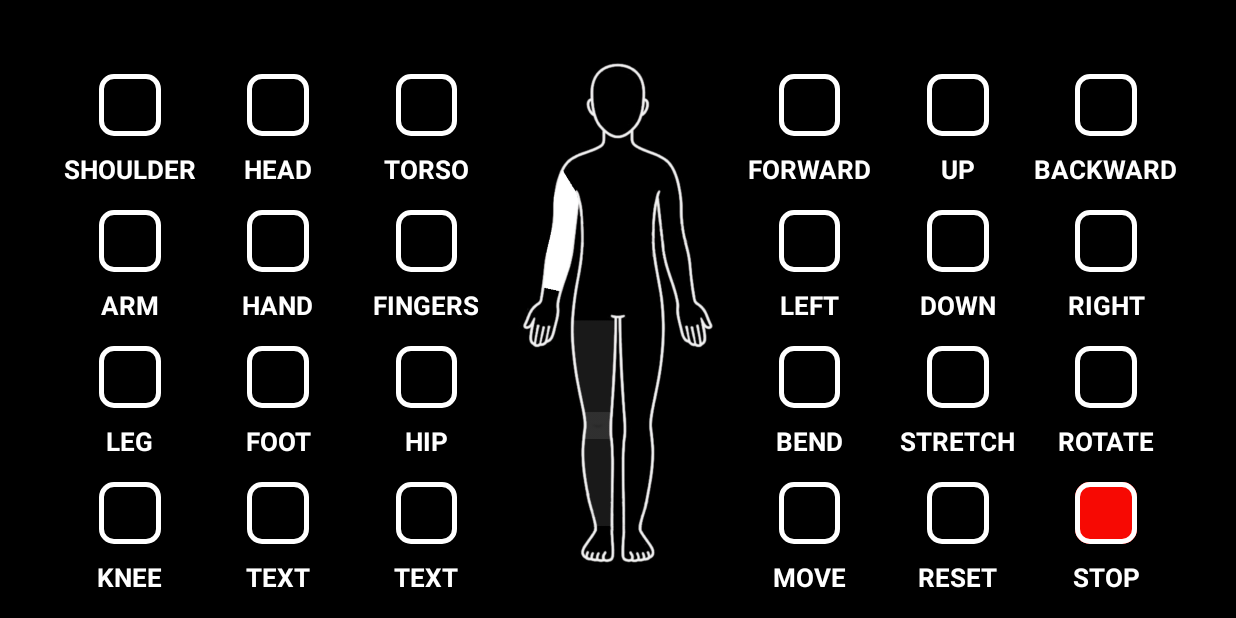
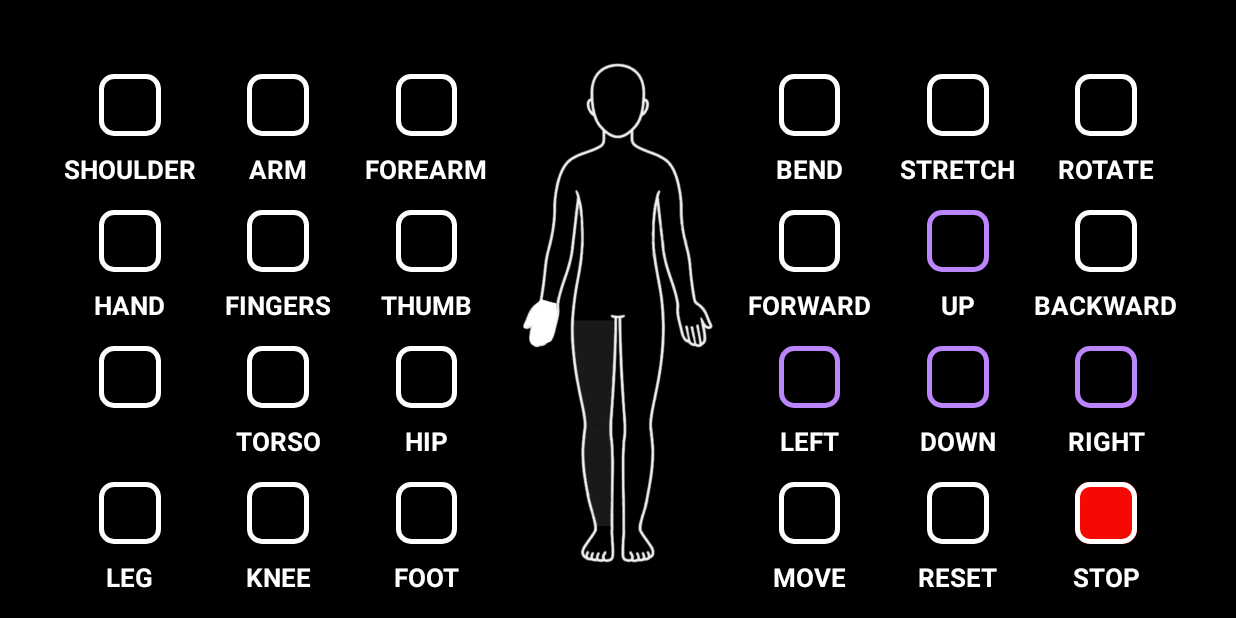
Before and after one commit to Ograeset/RcHumanoid, an Android app: the screen it shows after launch (MainActivity), after a tap on an icon or button, on a phone screen of 824 x 412 dp (held sideways). Run offline under Robolectric (Android 15) with nearby library versions, the phone set to English and light mode, and no system bars; 3 other taps on this screen came first.

Commit message:
change places

```diff
--- a/app/src/main/java/se/nani/MainActivity.java
+++ b/app/src/main/java/se/nani/MainActivity.java
@@ -36,7 +36,147 @@ public class MainActivity extends AppCompatActivity implements View.OnClickListe
 
 
         // Buttons
+        buttons();
+        //Images
+        images();
 
+
+
+    }
+
+
+    @Override
+    public void onClick(View view) {
+
+        int id = view.getId(); // saves button id from onclick
+
+        if (id == R.id.btnCol1_R1){
+
+        }
+        else if (id == R.id.btnCol1_R2){
+            if (boolLeft){
+                showImage(hand_l);
+            } else {
+                showImage(hand_r);
+            }
+            mediaPlayer = MediaPlayer.create(this, R.raw.hand);
+        }
+        else if (id == R.id.btnCol1_R3){
+
+        }
+        else if (id == R.id.btnCol1_R4){
+            if (boolLeft){
+                showImage(leg_l);
+            } else {
+                showImage(leg_r);
+            }
+            mediaPlayer = MediaPlayer.create(this, R.raw.leg);
+
+
+        }
+        else if(id == R.id.btnCol2_R1){
+            if (boolLeft){
+                showImage(arm_l);
+            } else {
+                showImage(arm_r);
+            }
+            mediaPlayer = MediaPlayer.create(this, R.raw.arm);
+        }
+        else if (id == R.id.btnCol2_R2){
+
+        }
+        else if (id == R.id.btnCol2_R3){
+
+        }
+        else if (id == R.id.btnCol2_R4){
+            if (boolLeft){
+                showImage(knee_l);
+            } else {
+                showImage(knee_r);
+            }
+            mediaPlayer = MediaPlayer.create(this, R.raw.knee);
+        }
+        else if (id == R.id.btnCol3_R1){
+
+        }
+        else if (id == R.id.btnCol3_R2){
+
+        }
+        else if (id == R.id.btnCol3_R3){
+
+        }
+        else if (id == R.id.btnCol3_R4){
+            if (boolLeft){
+                showImage(foot_l);
+            } else {
+                showImage(foot_r);
+            }
+            mediaPlayer = MediaPlayer.create(this, R.raw.foot);
+        }
+        else if (id == R.id.btnCol4_R1){
+            mediaPlayer = MediaPlayer.create(this, R.raw.bend);
+
+        }
+        else if (id == R.id.btnCol4_R2){
+
+        }
+        else if (id == R.id.btnCol4_R3){
+            mediaPlayer = MediaPlayer.create(this, R.raw.left);
+            boolLeft = true;
+        }
+        else if (id == R.id.btnCol4_R4){
+
+        }
+        else if (id == R.id.btnCol5_R1){
+        }
+        else if (id == R.id.btnCol5_R2){
+            mediaPlayer = MediaPlayer.create(this, R.raw.up);
+
+        }
+        else if (id == R.id.btnCol5_R3){
+            mediaPlayer = MediaPlayer.create(this, R.raw.down);
+
+        }
+        else if (id == R.id.btnCol5_R4){
+
+        }
+        else if(id == R.id.btnCol6_R1){
+
+        }
+        else if(id == R.id.btnCol6_R2){
+
+        }
+        else if(id == R.id.btnCol6_R3){
+            mediaPlayer = MediaPlayer.create(this, R.raw.right);
+            boolLeft = false;
+        }
+        else if(id == R.id.btnCol6_R4){
+            mediaPlayer = MediaPlayer.create(this, R.raw.stop);
+        }
+
+
+        mediaPlayer.start();
+
+    }
+
+
+    public void showImage(ImageView image) {
+        Animation animFadeIn = AnimationUtils.loadAnimation(getApplicationContext(),R.anim.fade_in);
+        Animation animFadeOut = AnimationUtils.loadAnimation(getApplicationContext(),R.anim.fade_out);
+        Handler handler = new Handler(); // handler for time delay
+
+        image.startAnimation(animFadeIn);
+        image.setVisibility(ImageView.VISIBLE);
+        handler.postDelayed(new Runnable() {
+            public void run() {
+                image.startAnimation(animFadeOut);
+                image.setVisibility(ImageView.INVISIBLE);
+            }
+        }, 5000);
+    }
+
+
+    public void buttons(){
         btnCol1_R1 = findViewById(R.id.btnCol1_R1);
         btnCol1_R2 = findViewById(R.id.btnCol1_R2);
         btnCol1_R3 = findViewById(R.id.btnCol1_R3);
@@ -96,9 +236,9 @@ public class MainActivity extends AppCompatActivity implements View.OnClickListe
         btnCol6_R2.setOnClickListener(this);
         btnCol6_R3.setOnClickListener(this);
         btnCol6_R4.setOnClickListener(this);
+    }
 
-
-        //Images
+    public void images(){
         arm_l = findViewById(R.id.arm_l);
         arm_r = findViewById(R.id.arm_r);
         head = findViewById(R.id.head);
@@ -111,140 +251,5 @@ public class MainActivity extends AppCompatActivity implements View.OnClickListe
         knee_l = findViewById(R.id.knee_l);
         knee_r = findViewById(R.id.knee_r);
 
-
-
     }
-
-
-    @Override
-    public void onClick(View view) {
-
-        int id = view.getId(); // saves button id from onclick
-
-        if (id == R.id.btnCol1_R1){
-
-        }
-        else if (id == R.id.btnCol1_R2){
-            if (boolLeft){
-                showImage(arm_l);
-            } else {
-                showImage(arm_r);
-            }
-            mediaPlayer = MediaPlayer.create(this, R.raw.arm);
-        }
-        else if (id == R.id.btnCol1_R3){
-            if (boolLeft){
-                showImage(leg_l);
-            } else {
-                showImage(leg_r);
-            }
-            mediaPlayer = MediaPlayer.create(this, R.raw.leg);
-        }
-        else if (id == R.id.btnCol1_R4){
-            if (boolLeft){
-                showImage(knee_l);
-            } else {
-                showImage(knee_r);
-            }
-            mediaPlayer = MediaPlayer.create(this, R.raw.down);
-
-        }
-        else if(id == R.id.btnCol2_R1){ // head
-            showImage(head);
-            mediaPlayer = MediaPlayer.create(this, R.raw.head);
-        }
-        else if (id == R.id.btnCol2_R2){
-            if (boolLeft){
-                showImage(hand_l);
-            } else {
-                showImage(hand_r);
-            }
-            mediaPlayer = MediaPlayer.create(this, R.raw.hand);
-        }
-        else if (id == R.id.btnCol2_R3){
-            if (boolLeft){
-                showImage(foot_l);
-            } else {
-                showImage(foot_r);
-            }
-            mediaPlayer = MediaPlayer.create(this, R.raw.foot);
-        }
-        else if (id == R.id.btnCol2_R4){
-
-        }
-        else if (id == R.id.btnCol3_R1){
-
-        }
-        else if (id == R.id.btnCol3_R2){
-
-        }
-        else if (id == R.id.btnCol3_R3){
-
-        }
-        else if (id == R.id.btnCol3_R4){
-
-        }
-        else if (id == R.id.btnCol4_R1){
-
-        }
-        else if (id == R.id.btnCol4_R2){
-            mediaPlayer = MediaPlayer.create(this, R.raw.left);
-            boolLeft = true;
-        }
-        else if (id == R.id.btnCol4_R3){
-            mediaPlayer = MediaPlayer.create(this, R.raw.bend);
-        }
-        else if (id == R.id.btnCol4_R4){
-
-        }
-        else if (id == R.id.btnCol5_R1){
-            mediaPlayer = MediaPlayer.create(this, R.raw.up);
-        }
-        else if (id == R.id.btnCol5_R2){
-            mediaPlayer = MediaPlayer.create(this, R.raw.down);
-        }
-        else if (id == R.id.btnCol5_R3){
-
-        }
-        else if (id == R.id.btnCol5_R4){
-
-        }
-        else if(id == R.id.btnCol6_R1){
-
-        }
-        else if(id == R.id.btnCol6_R2){
-            mediaPlayer = MediaPlayer.create(this, R.raw.right);
-            boolLeft = false;
-        }
-        else if(id == R.id.btnCol6_R3){
-            mediaPlayer = MediaPlayer.create(this, R.raw.walk);
-        }
-        else if(id == R.id.btnCol6_R4){
-            mediaPlayer = MediaPlayer.create(this, R.raw.stop);
-        }
-
-
-
-
-        mediaPlayer.start();
-
-    }
-
-
-    public void showImage(ImageView image) {
-        Animation animFadeIn = AnimationUtils.loadAnimation(getApplicationContext(),R.anim.fade_in);
-        Animation animFadeOut = AnimationUtils.loadAnimation(getApplicationContext(),R.anim.fade_out);
-        Handler handler = new Handler(); // handler for time delay
-
-        image.startAnimation(animFadeIn);
-        image.setVisibility(ImageView.VISIBLE);
-        handler.postDelayed(new Runnable() {
-            public void run() {
-                image.startAnimation(animFadeOut);
-                image.setVisibility(ImageView.INVISIBLE);
-            }
-        }, 5000);
-    }
-
-
 }
--- a/app/src/main/res/layout/activity_main.xml
+++ b/app/src/main/res/layout/activity_main.xml
@@ -681,7 +681,7 @@
         app:layout_constraintHorizontal_bias="0.5"
         app:layout_constraintStart_toStartOf="@id/guidelineCol4_1"
         app:layout_constraintTop_toBottomOf="@+id/btnCol4_R2"
-        app:strokeColor="#FFF"
+        app:strokeColor="@color/purple_200"
         app:strokeWidth="3dp" />
 
     <Button
@@ -774,7 +774,7 @@
         app:layout_constraintHorizontal_bias="0.5"
         app:layout_constraintStart_toStartOf="@id/guidelineCol5_1"
         app:layout_constraintTop_toBottomOf="@+id/btnCol5_R1"
-        app:strokeColor="#FFF"
+        app:strokeColor="@color/purple_200"
         app:strokeWidth="3dp" />
 
     <Button
@@ -791,7 +791,7 @@
         app:layout_constraintHorizontal_bias="0.5"
         app:layout_constraintStart_toStartOf="@id/guidelineCol5_1"
         app:layout_constraintTop_toBottomOf="@+id/btnCol5_R2"
-        app:strokeColor="#FFF"
+        app:strokeColor="@color/purple_200"
         app:strokeWidth="3dp" />
 
     <Button
@@ -900,7 +900,7 @@
         app:layout_constraintHorizontal_bias="0.5"
         app:layout_constraintStart_toStartOf="@id/guidelineCol6_1"
         app:layout_constraintTop_toBottomOf="@+id/btnCol6_R2"
-        app:strokeColor="#FFF"
+        app:strokeColor="@color/purple_200"
         app:strokeWidth="3dp" />
 
     <Button
--- a/app/src/main/res/values/strings.xml
+++ b/app/src/main/res/values/strings.xml
@@ -2,33 +2,33 @@
     <string name="app_name">RcHumanoid</string>
     <!-- col1 -->
     <string name="textCol1_R1">SHOULDER</string>
-    <string name="textCol1_R2">ARM</string>
-    <string name="textCol1_R3">LEG</string>
-    <string name="textCol1_R4">KNEE</string>
+    <string name="textCol1_R2">HAND</string>
+    <string name="textCol1_R3"></string>
+    <string name="textCol1_R4">LEG</string>
     <!-- col2 -->
-    <string name="textCol2_R1">HEAD</string>
-    <string name="textCol2_R2">HAND</string>
-    <string name="textCol2_R3">FOOT</string>
-    <string name="textCol2_R4">TEXT</string>
+    <string name="textCol2_R1">ARM</string>
+    <string name="textCol2_R2">FINGERS</string>
+    <string name="textCol2_R3">TORSO</string>
+    <string name="textCol2_R4">KNEE</string>
     <!-- col3 -->
-    <string name="textCol3_R1">TORSO</string>
-    <string name="textCol3_R2">FINGERS</string>
+    <string name="textCol3_R1">FOREARM</string>
+    <string name="textCol3_R2">THUMB</string>
     <string name="textCol3_R3">HIP</string>
-    <string name="textCol3_R4">TEXT</string>
+    <string name="textCol3_R4">FOOT</string>
     <!-- col4 -->
-    <string name="textCol4_R1">FORWARD</string>
-    <string name="textCol4_R2">LEFT</string>
-    <string name="textCol4_R3">BEND</string>
+    <string name="textCol4_R1">BEND</string>
+    <string name="textCol4_R2">FORWARD</string>
+    <string name="textCol4_R3">LEFT</string>
     <string name="textCol4_R4">MOVE</string>
     <!-- col5 -->
-    <string name="textCol5_R1">UP</string>
-    <string name="textCol5_R2">DOWN</string>
-    <string name="textCol5_R3">STRETCH</string>
+    <string name="textCol5_R1">STRETCH</string>
+    <string name="textCol5_R2">UP</string>
+    <string name="textCol5_R3">DOWN</string>
     <string name="textCol5_R4">RESET</string>
     <!-- col6 -->
-    <string name="textCol6_R1">BACKWARD</string>
-    <string name="textCol6_R2">RIGHT</string>
-    <string name="textCol6_R3">ROTATE</string>
+    <string name="textCol6_R1">ROTATE</string>
+    <string name="textCol6_R2">BACKWARD</string>
+    <string name="textCol6_R3">RIGHT</string>
     <string name="textCol6_R4">STOP</string>
 
 </resources>
```
